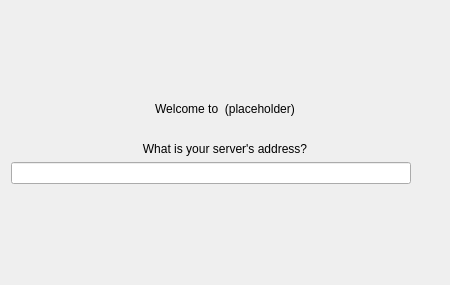
This is src/gui/newwizard/pages/serverurlsetupwizardpage.ui in owncloud/client as Qt 5 draws it before an edit. The edited form follows.
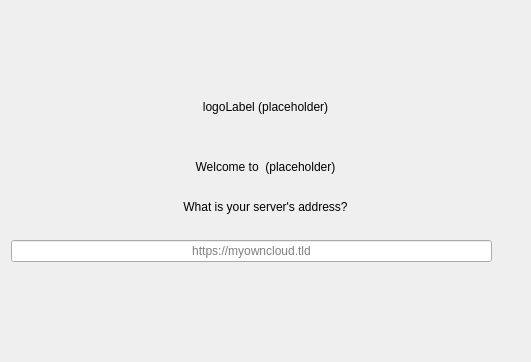
This is the edited form.

Patch:
```diff
--- a/src/gui/newwizard/pages/serverurlsetupwizardpage.ui
+++ b/src/gui/newwizard/pages/serverurlsetupwizardpage.ui
@@ -6,8 +6,8 @@
    <rect>
     <x>0</x>
     <y>0</y>
-    <width>448</width>
-    <height>285</height>
+    <width>531</width>
+    <height>362</height>
    </rect>
   </property>
   <property name="windowTitle">
@@ -19,6 +19,35 @@
      <property name="orientation">
       <enum>Qt::Vertical</enum>
      </property>
+     <property name="sizeType">
+      <enum>QSizePolicy::MinimumExpanding</enum>
+     </property>
+     <property name="sizeHint" stdset="0">
+      <size>
+       <width>20</width>
+       <height>10</height>
+      </size>
+     </property>
+    </spacer>
+   </item>
+   <item>
+    <widget class="QLabel" name="logoLabel">
+     <property name="text">
+      <string notr="true">logoLabel (placeholder)</string>
+     </property>
+     <property name="alignment">
+      <set>Qt::AlignCenter</set>
+     </property>
+    </widget>
+   </item>
+   <item>
+    <spacer name="verticalSpacer_4">
+     <property name="orientation">
+      <enum>Qt::Vertical</enum>
+     </property>
+     <property name="sizeType">
+      <enum>QSizePolicy::Minimum</enum>
+     </property>
      <property name="sizeHint" stdset="0">
       <size>
        <width>20</width>
@@ -43,7 +72,7 @@
       <enum>Qt::Vertical</enum>
      </property>
      <property name="sizeType">
-      <enum>QSizePolicy::Maximum</enum>
+      <enum>QSizePolicy::Minimum</enum>
      </property>
      <property name="sizeHint" stdset="0">
       <size>
@@ -63,6 +92,22 @@
      </property>
     </widget>
    </item>
+   <item>
+    <spacer name="verticalSpacer_5">
+     <property name="orientation">
+      <enum>Qt::Vertical</enum>
+     </property>
+     <property name="sizeType">
+      <enum>QSizePolicy::Fixed</enum>
+     </property>
+     <property name="sizeHint" stdset="0">
+      <size>
+       <width>20</width>
+       <height>20</height>
+      </size>
+     </property>
+    </spacer>
+   </item>
    <item>
     <layout class="QHBoxLayout" name="horizontalLayout">
      <item>
@@ -82,6 +127,9 @@
        <property name="alignment">
         <set>Qt::AlignCenter</set>
        </property>
+       <property name="placeholderText">
+        <string notr="true">https://myowncloud.tld</string>
+       </property>
       </widget>
      </item>
      <item>
@@ -104,10 +152,13 @@
      <property name="orientation">
       <enum>Qt::Vertical</enum>
      </property>
+     <property name="sizeType">
+      <enum>QSizePolicy::MinimumExpanding</enum>
+     </property>
      <property name="sizeHint" stdset="0">
       <size>
        <width>20</width>
-       <height>40</height>
+       <height>20</height>
       </size>
      </property>
     </spacer>
```
Left out of the diff: 2 changed lines with no effect on the pictures.
